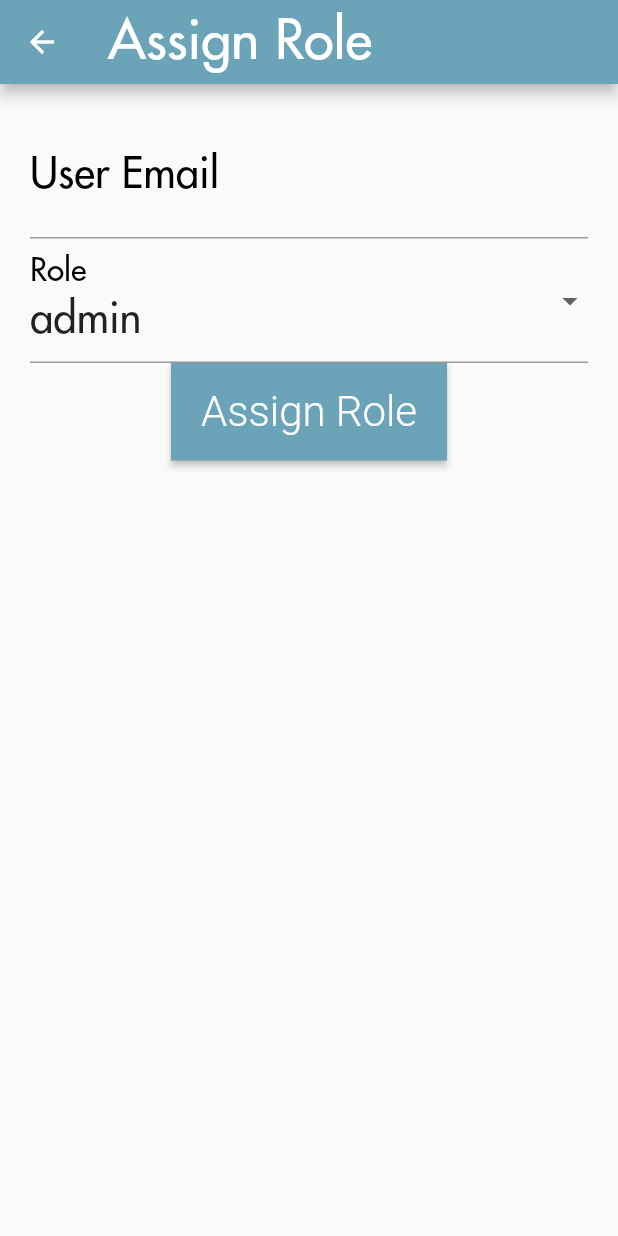
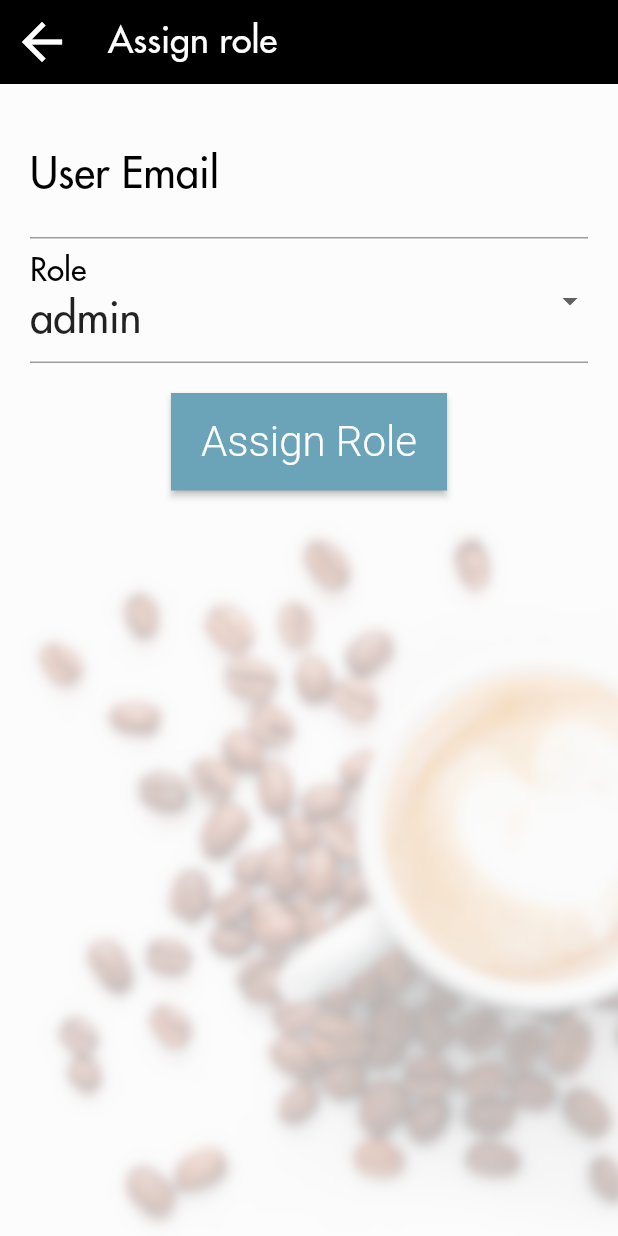
Before and after one commit to Animo-Dashboard/Animo-Coffee, a Flutter app: the AssignRolePage screen opened by its route, on a phone screen of 412 x 824 dp. Run offline on Flutter 3.47's test engine with Material 2 defaults, Android fonts, the phone set to English and light mode, and no system bars; our stand-ins replace cloud_firestore, email_validator, firebase_auth, firebase_core, fl_chart, flutter_blue and 1 more; missing offline and left inert: mailer; accounts and stored records are empty.

Commit message:
Fixes
Specs retrieval, only showing current users errors, design of role assignment, fix the error page redirect

```diff
--- a/animo/lib/main.dart
+++ b/animo/lib/main.dart
@@ -9,6 +9,7 @@ import 'package:animo/pages/deviceStatistics_page.dart';
 import 'package:animo/pages/errorHandling_page.dart';
 import 'package:animo/pages/forgotPasword_page.dart';
 import 'package:animo/pages/login_page.dart';
+import 'package:animo/pages/machineError_page.dart';
 import 'package:animo/pages/machineSpecs_page.dart';
 import 'package:animo/pages/registerDevice_page.dart';
 import 'package:animo/pages/registeredDevices_page.dart';
@@ -75,7 +76,8 @@ class MyApp extends StatelessWidget {
         '/machineSpecs': (context) => MachineSpecsPage(),
         '/maintenance': (context) => MaintenanceSelectionPage(),
         '/api': (context) => ZipCodeSearchPage(),
-        '/roleChange': (context) => AssignRolePage()
+        '/roleChange': (context) => AssignRolePage(),
+        '/machineErrors': (context) => MachineErrorPage()
       },
     );
   }
--- a/animo/lib/pages/admin_page.dart
+++ b/animo/lib/pages/admin_page.dart
@@ -91,7 +91,7 @@ class _AdminPageState extends State<AdminPage> {
                   onPressed: () {
                     Navigator.pushNamed(context, '/roleChange');
                   },
-                  child: const Text('Role Manager'),
+                  child: const Text('ROLE MANAGE'),
                 ),
               ],
             ),
--- a/animo/lib/pages/admin_roleChange_page.dart
+++ b/animo/lib/pages/admin_roleChange_page.dart
@@ -1,3 +1,4 @@
+import 'package:animo/reuseWidgets.dart';
 import 'package:cloud_firestore/cloud_firestore.dart';
 import 'package:flutter/material.dart';
 
@@ -43,10 +44,10 @@ class AssignRolePageState extends State<AssignRolePage> {
   @override
   Widget build(BuildContext context) {
     return Scaffold(
-      appBar: AppBar(
-        title: Text('Assign Role'),
-      ),
-      body: Padding(
+      appBar: getAppBar(context, "Assign role"),
+      body: Container(
+        decoration: getAppBackground(),
+        child: Padding(
           padding: const EdgeInsets.all(20.0),
           child: Form(
             key: _formKey,
@@ -83,6 +84,9 @@ class AssignRolePageState extends State<AssignRolePage> {
                     hintText: 'Select the role',
                   ),
                 ),
+                SizedBox(
+                  height: 20,
+                ),
                 ElevatedButton(
                   onPressed: _assignRole,
                   child: Text('Assign Role'),
@@ -91,6 +95,7 @@ class AssignRolePageState extends State<AssignRolePage> {
             ),
           ),
         ),
+      ),
     );
   }
 }
--- a/animo/lib/pages/deviceStatistics_page.dart
+++ b/animo/lib/pages/deviceStatistics_page.dart
@@ -85,11 +85,11 @@ class _DeviceStatisticsPage extends State<DeviceStatisticsPage> {
     final arguments = (ModalRoute.of(context)?.settings.arguments ??
         <String, dynamic>{}) as Map<String, dynamic>;
     var data = arguments['device'];
+    documentID = arguments['id'];
     try {
       DateFormat format = DateFormat("dd/MM/yyyy");
       var data = arguments["device"];
       var model = data["Model"];
-      documentID = data["documentID"];
       switch (model) {
         case "touch2":
           model = "OptiBean 2 Touch";
```
Also changed, not shown: animo/lib/pages/dashboard_page.dart (+7 -0 lines), animo/lib/pages/machineError_page.dart (+8 -3 lines), animo/lib/pages/registeredDevices_page.dart (+14 -13 lines), animo/lib/reuseWidgets.dart (+13 -5 lines). Lines whose indentation alone changed are shown as unchanged.
